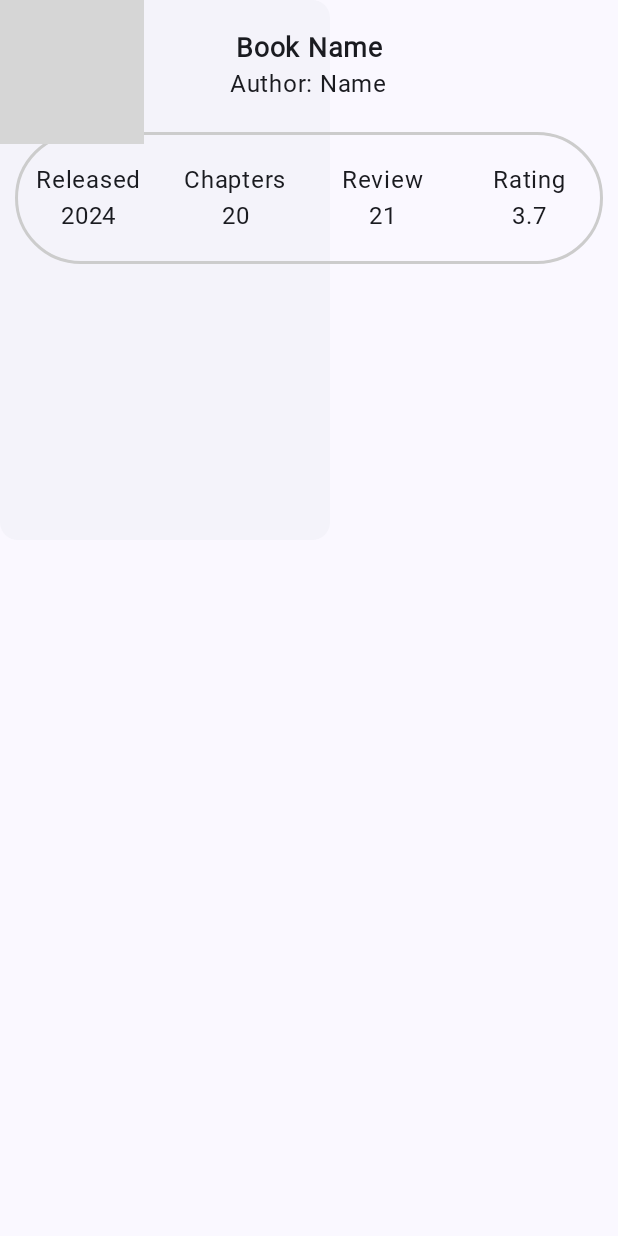
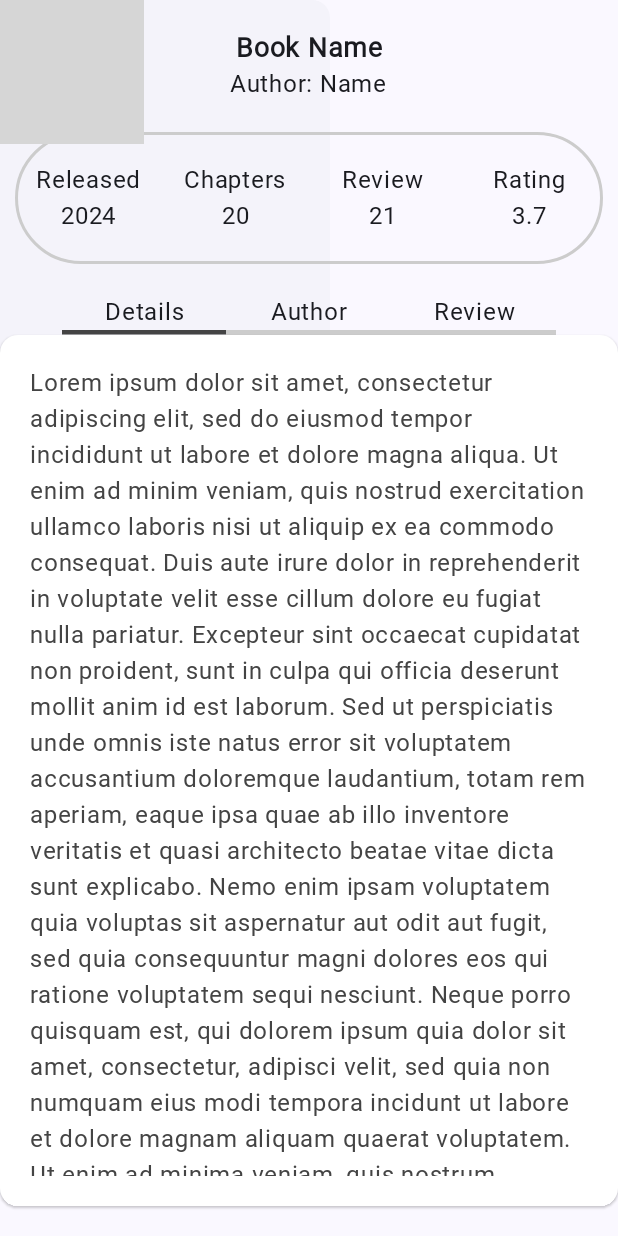
Before and after one commit to Jammi-UwU-Jammy/another_ReadingApp, an Android app built with Jetpack Compose: the composable BIMainBody shown on its own in the app's theme, on a phone screen of 412 x 824 dp. Run offline under Robolectric (Android 15) with nearby library versions, the phone set to English and light mode, and no system bars; Roboto replaces fonts that are not available here; grey boxes are pictures that could not be loaded.

Commit message:
added book details and description layout

```diff
--- a/app/src/main/java/com/vivich/starlitreadingapp/MainActivity.kt
+++ b/app/src/main/java/com/vivich/starlitreadingapp/MainActivity.kt
@@ -9,6 +9,7 @@ import androidx.compose.material3.Surface
 import androidx.compose.runtime.Composable
 import androidx.compose.ui.Modifier
 import androidx.compose.ui.tooling.preview.Preview
+import com.vivich.starlitreadingapp.bookInfo.BIMain
 import com.vivich.starlitreadingapp.chapterText.Main
 import com.vivich.starlitreadingapp.ui.theme.StarlitReadingAppTheme
 
@@ -31,7 +32,8 @@ class MainActivity : ComponentActivity() {
 
 @Composable
 fun Greeting(name: String, modifier: Modifier = Modifier) {
-    Main()
+//    Main()
+    BIMain()
 }
 
 @Preview(showBackground = true)
--- a/app/src/main/java/com/vivich/starlitreadingapp/bookInfo/Main.kt
+++ b/app/src/main/java/com/vivich/starlitreadingapp/bookInfo/Main.kt
@@ -2,30 +2,36 @@ package com.vivich.starlitreadingapp.bookInfo
 
 import androidx.compose.foundation.BorderStroke
 import androidx.compose.foundation.Image
+import androidx.compose.foundation.background
 import androidx.compose.foundation.border
-import androidx.compose.foundation.layout.Arrangement
-import androidx.compose.foundation.layout.Box
 import androidx.compose.foundation.layout.Column
 import androidx.compose.foundation.layout.Row
+import androidx.compose.foundation.layout.fillMaxHeight
 import androidx.compose.foundation.layout.fillMaxSize
 import androidx.compose.foundation.layout.fillMaxWidth
+import androidx.compose.foundation.layout.height
 import androidx.compose.foundation.layout.padding
 import androidx.compose.foundation.layout.size
 import androidx.compose.foundation.layout.width
-import androidx.compose.foundation.lazy.LazyRow
-import androidx.compose.foundation.lazy.grid.GridCells
-import androidx.compose.foundation.lazy.grid.LazyVerticalGrid
+import androidx.compose.foundation.rememberScrollState
 import androidx.compose.foundation.shape.CircleShape
+import androidx.compose.foundation.verticalScroll
+import androidx.compose.material3.CardColors
 import androidx.compose.material3.ElevatedCard
+import androidx.compose.material3.HorizontalDivider
 import androidx.compose.material3.Scaffold
 import androidx.compose.material3.Text
 import androidx.compose.runtime.Composable
 import androidx.compose.ui.Alignment
 import androidx.compose.ui.Modifier
+import androidx.compose.ui.draw.drawBehind
+import androidx.compose.ui.geometry.Offset
 import androidx.compose.ui.graphics.Color
 import androidx.compose.ui.layout.ContentScale
 import androidx.compose.ui.res.painterResource
+import androidx.compose.ui.res.stringResource
 import androidx.compose.ui.text.font.FontWeight
+import androidx.compose.ui.text.style.TextAlign
 import androidx.compose.ui.tooling.preview.Preview
 import androidx.compose.ui.unit.dp
 import androidx.compose.ui.unit.sp
@@ -33,12 +39,16 @@ import com.vivich.starlitreadingapp.R
 
 @Composable
 fun BIMain() {
+
+    val scrollState = rememberScrollState()
+
     Scaffold(
         topBar = { BITopBar() },
         bottomBar = { BIBottomBar() },
         content = {
             Column(
                 modifier = Modifier
+                    .verticalScroll(scrollState)
                     .padding(it)
                     .fillMaxSize(),
                 horizontalAlignment = Alignment.CenterHorizontally
@@ -52,12 +62,12 @@ fun BIMain() {
 @Composable
 fun BIMainBody() {
     BookCoverImage()
-    BIBookDescription()
+    BookDescription()
 }
 
 
 @Composable
-fun BIBookDescription() {
+fun BookDescription() {
     Column(
         modifier = Modifier
             .padding(0.dp, 20.dp)
@@ -70,6 +80,70 @@ fun BIBookDescription() {
             Text(text = "Book Name", fontSize = 18.sp, fontWeight = FontWeight.Bold)
             Text(text = "Author: Name")
         }
+        BookOverview()
+        BookDetails()
+    }
+}
+
+@Composable
+fun BookDetails() {
+    Row(
+        Modifier
+            .fillMaxWidth(0.8f)
+    ){
+        val modifier = Modifier
+            .weight(1f)
+            .drawBehind {
+                val strokeWidth = 6f
+                val y = size.height + 3
+                drawLine(
+                    Color.LightGray,
+                    Offset(0f, y),
+                    Offset(size.width, y),
+                    strokeWidth
+                )
+            }
+        val textAlign = TextAlign.Center
+
+        Column(
+            horizontalAlignment = Alignment.CenterHorizontally,
+            modifier = Modifier.weight(1f)
+        ){
+            Text(text = "Details", textAlign = textAlign)
+            HorizontalDivider(color = Color.DarkGray, thickness = 3.dp)
+        }
+        Column(
+            horizontalAlignment = Alignment.CenterHorizontally,
+            modifier = modifier
+        ){
+            Text(text = "Author",  textAlign = textAlign)
+        }
+        Column(
+            horizontalAlignment = Alignment.CenterHorizontally,
+            modifier = modifier
+        ){
+            Text(text = "Review",  textAlign = textAlign)
+        }
+    }
+    ElevatedCard(
+        onClick = { /*TODO*/ },
+        modifier = Modifier.fillMaxSize(),
+        colors = CardColors(
+            Color.White,
+            Color.DarkGray,
+            Color.Unspecified,
+            Color.Unspecified
+        )
+    ){
+        Text(
+            modifier = Modifier.padding(20.dp),
+            text = stringResource(id = R.string.Book_text_placeholder)
+        )
+    }
+}
+
+@Composable
+fun BookOverview() {
     Row(
         Modifier
             .padding(10.dp, 20.dp)
@@ -113,8 +187,6 @@ fun BIBookDescription() {
             Text(text = "3.7")
         }
     }
-
-    }
 }
 
 @Composable
```
Lines whose indentation alone changed are shown as unchanged.
